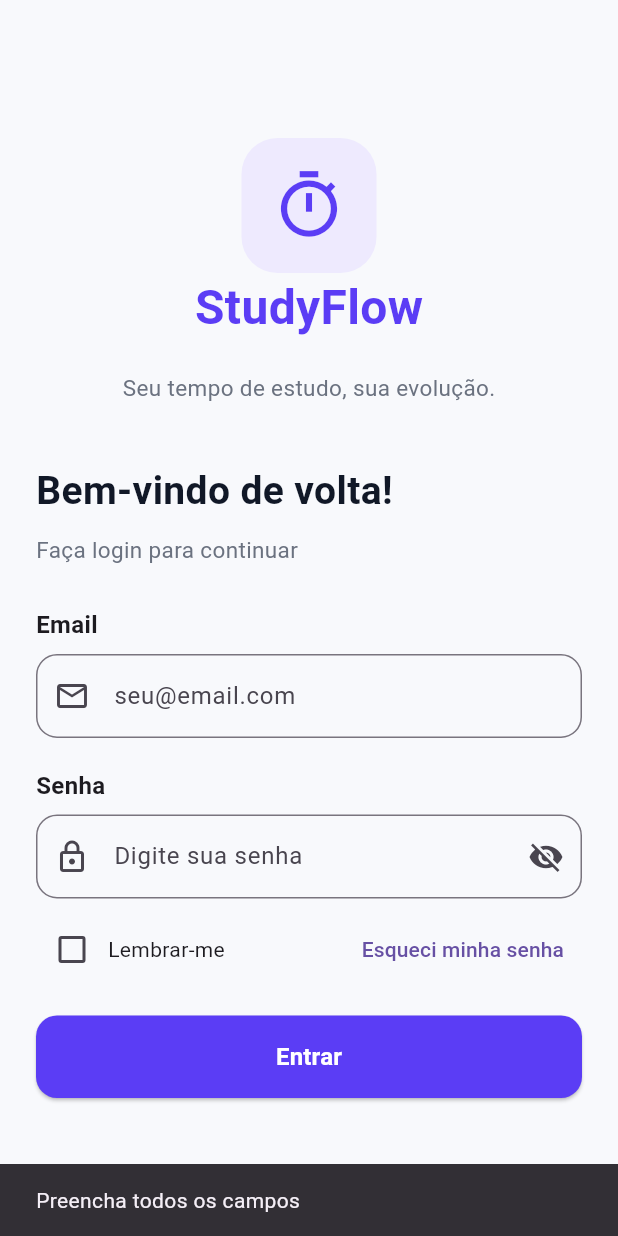
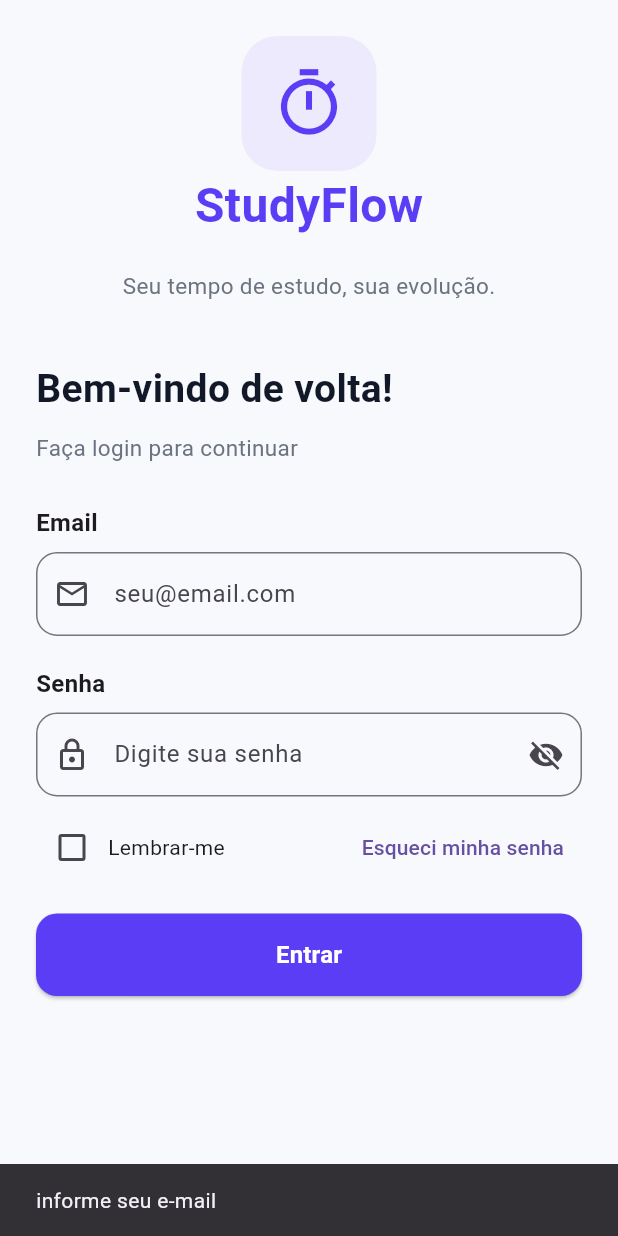
Before and after one commit to Ian-Vitox/AppFlow, a Flutter app: the screen it shows after launch, after a tap on "Entrar", on a phone screen of 412 x 824 dp. Run offline on Flutter 3.47's test engine with Material 3 defaults, Android fonts, the phone set to English and light mode, and no system bars.

Commit message:
Front end da tela de login finalizado

```diff
--- a/lib/screens/login_screen.dart
+++ b/lib/screens/login_screen.dart
@@ -15,13 +15,20 @@ class _LoginScreenState extends State<LoginScreen> {
   @override
   Widget build(BuildContext context) {
     return Scaffold(
-      backgroundColor:const Color(0xFFF8F9FC),
-      body: Padding(
-        padding: EdgeInsets.all(24),
-        child: Column(
-          mainAxisAlignment: MainAxisAlignment.center,
-          crossAxisAlignment: CrossAxisAlignment.start,
-          children: [
+      backgroundColor: const Color(0xFFF8F9FC),
+body: SafeArea(
+  child: SingleChildScrollView(
+    child: Center(
+      child: ConstrainedBox(
+        constraints: const BoxConstraints(
+          maxWidth: 450,
+        ),
+        child: Padding(
+          padding: const EdgeInsets.all(24),
+          child: Column(
+            mainAxisAlignment: MainAxisAlignment.center,
+            crossAxisAlignment: CrossAxisAlignment.start,
+            children: [
             Center(
               child: Container(
                 width: 90,
@@ -144,14 +151,30 @@ class _LoginScreenState extends State<LoginScreen> {
                   ),
                 ),
                 onPressed: () {
-                  String email = emailController.text;
+                  String email = emailController.text.trim();
                   String senha = senhaController.text;
-                  if (email.isEmpty || senha.isEmpty) {
+                  if (email.isEmpty) {
                     ScaffoldMessenger.of(context).showSnackBar(
-                      const SnackBar(content: Text('Preencha todos os campos')),
+                      const SnackBar(content: Text('informe seu e-mail')),
+                    );
+                  } else if (!email.contains('@') || !email.contains('.')) {
+                    ScaffoldMessenger.of(context).showSnackBar(
+                      const SnackBar(content: Text('E-mail inválido')),
+                    );
+                  } else if (senha.isEmpty) {
+                    ScaffoldMessenger.of(context).showSnackBar(
+                      const SnackBar(content: Text('informe sua senha')),
+                    );
+                  } else if (senha.length < 8) {
+                    ScaffoldMessenger.of(context).showSnackBar(
+                      const SnackBar(
+                        content: Text(
+                          'A senha deve conter no minimo 8 caracteres',
+                        ),
+                      ),
                     );
                   } else {
-                    print('Login permitido');
+                    print('Login realizado com sucesso!');
                   }
                 },
                 // Ação ao pressionar o botão de login
@@ -161,9 +184,13 @@ class _LoginScreenState extends State<LoginScreen> {
                 ),
               ),
             ),
-          ],
+                    ],
         ),
       ),
+    ),
+  ),
+      ),
+    ),
     );
   }
 }
```
